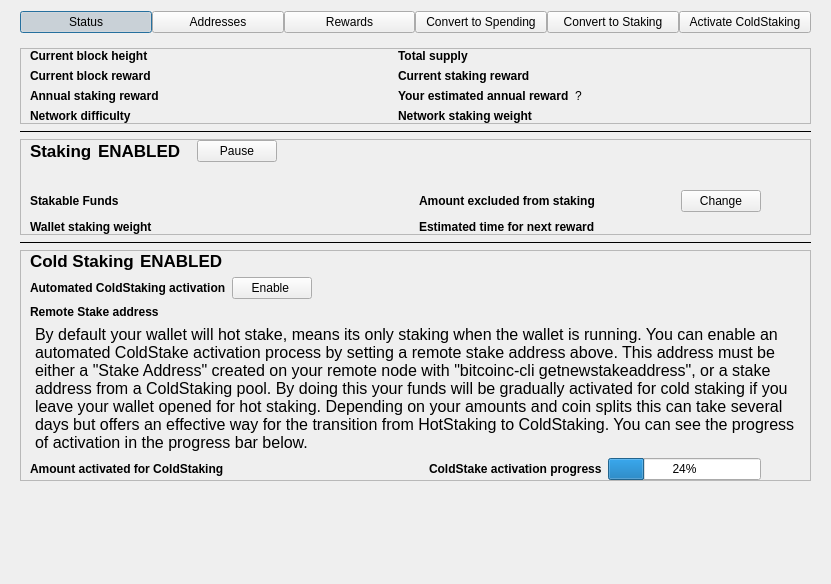
Old version of the form src/qt/forms/stakingdialog.ui in the repository Bitcoin-Confidential/BitcoinC-Core.
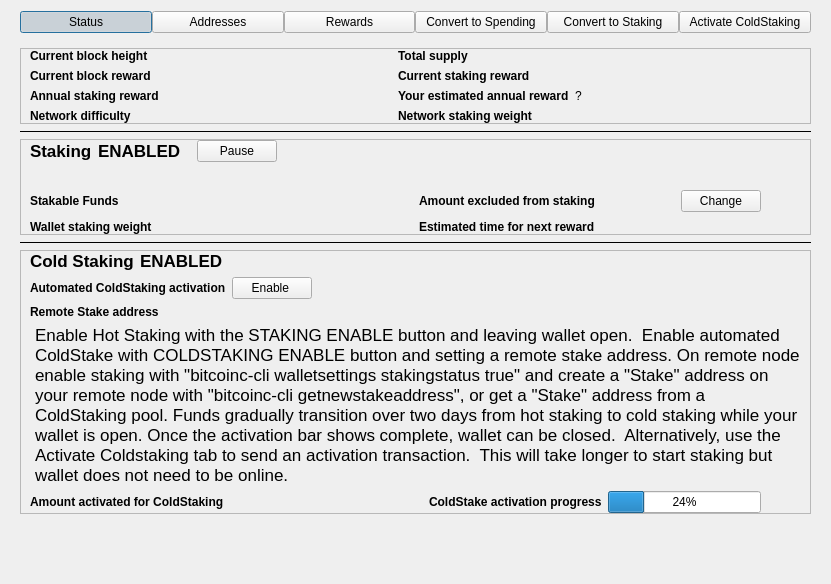
New version of the form.

Commit message: Update staking text

What changed in the file:
```diff
--- a/src/qt/forms/stakingdialog.ui
+++ b/src/qt/forms/stakingdialog.ui
@@ -906,12 +906,12 @@
               </property>
               <property name="font">
                <font>
-                <pointsize>12</pointsize>
+                <pointsize>13</pointsize>
                 <italic>false</italic>
                </font>
               </property>
               <property name="text">
-               <string>By default your wallet will hot stake, means its only staking when the wallet is running. You can enable an automated ColdStake activation process by setting a remote stake address above. This address must be either a &quot;Stake Address&quot; created on your remote node with &quot;bitcoinc-cli getnewstakeaddress&quot;, or a stake address from a ColdStaking pool. By doing this your funds will be gradually activated for cold staking if you leave your wallet opened for hot staking. Depending on your amounts and coin splits this can take several days but offers an effective way for the transition from HotStaking to ColdStaking. You can see the progress of activation in the progress bar below.</string>
+               <string>Enable Hot Staking with the STAKING ENABLE button and leaving wallet open.  Enable automated ColdStake with COLDSTAKING ENABLE button and setting a remote stake address. On remote node enable staking with &quot;bitcoinc-cli walletsettings stakingstatus true&quot; and create a &quot;Stake&quot; address on your remote node with &quot;bitcoinc-cli getnewstakeaddress&quot;, or get a &quot;Stake&quot; address from a ColdStaking pool. Funds gradually transition over two days from hot staking to cold staking while your wallet is open. Once the activation bar shows complete, wallet can be closed.  Alternatively, use the Activate Coldstaking tab to send an activation transaction.  This will take longer to start staking but wallet does not need to be online.</string>
               </property>
               <property name="wordWrap">
                <bool>true</bool>
```
